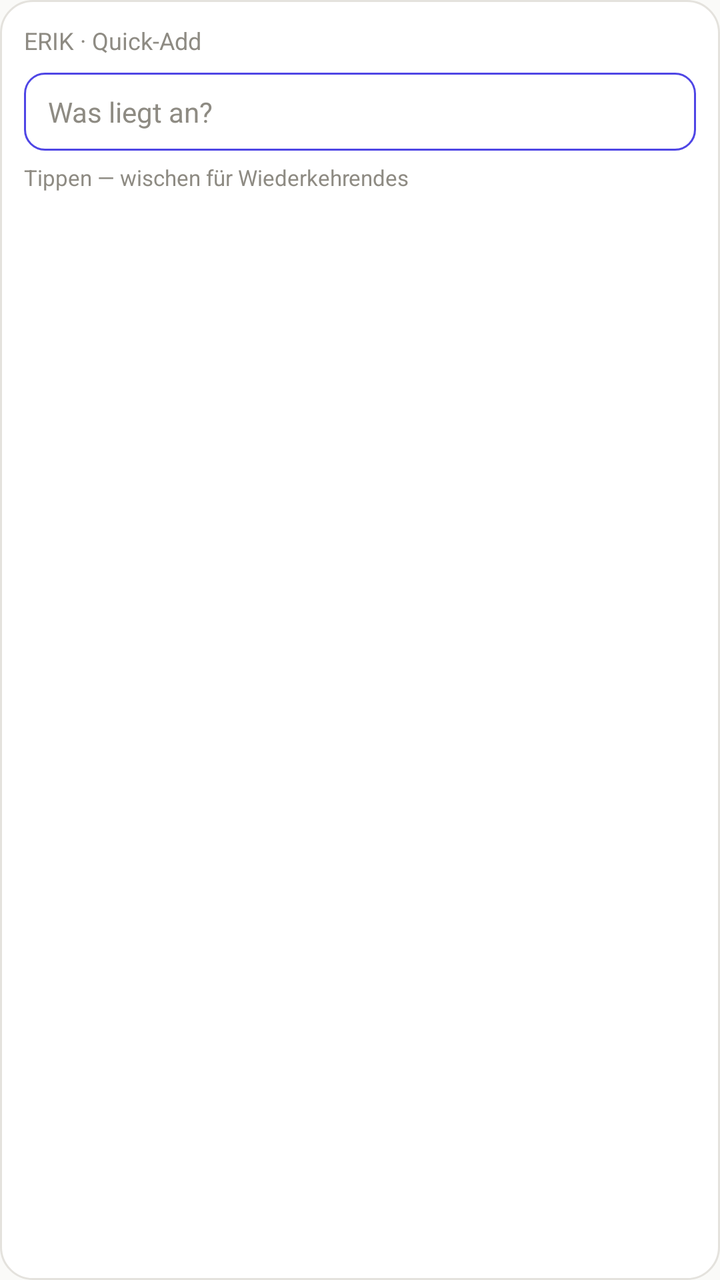
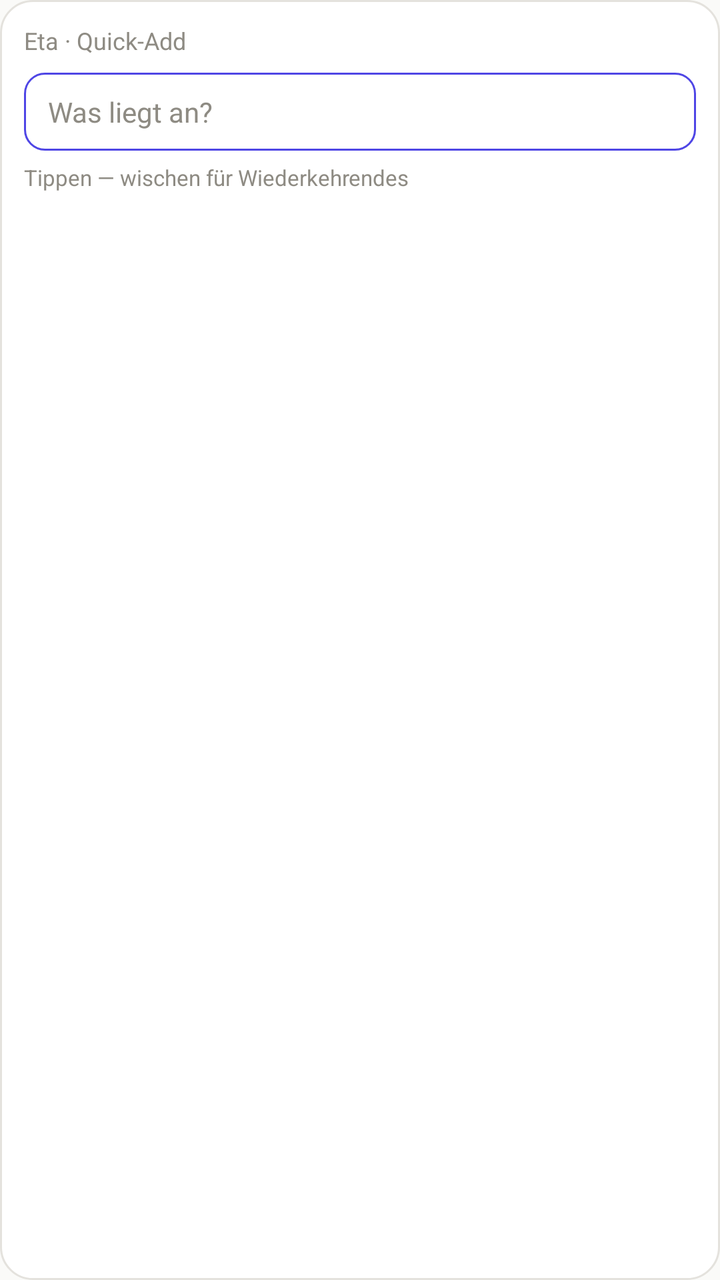

An Android layout rendered at two revisions. The XML below is the earlier revision; the diff shows what the commit changed to produce the second picture.
<!-- AndroidManifest.xml: application theme Theme.ERIK_Iteration_2 -->
<!-- res/layout/widget_quick_add.xml -->
<?xml version="1.0" encoding="utf-8"?>
<LinearLayout xmlns:android="http://schemas.android.com/apk/res/android"
    android:id="@+id/widget_root"
    android:layout_width="match_parent"
    android:layout_height="match_parent"
    android:background="@drawable/widget_background"
    android:orientation="vertical"
    android:padding="12dp">

    <TextView
        android:layout_width="match_parent"
        android:layout_height="wrap_content"
        android:text="@string/widget_quick_add_title"
        android:textColor="@color/erik_widget_muted"
        android:textSize="12sp"
        android:maxLines="1" />

    <TextView
        android:layout_width="match_parent"
        android:layout_height="wrap_content"
        android:layout_marginTop="8dp"
        android:background="@drawable/widget_field"
        android:paddingStart="12dp"
        android:paddingEnd="12dp"
        android:paddingTop="10dp"
        android:paddingBottom="10dp"
        android:text="@string/widget_quick_add_placeholder"
        android:textColor="@color/erik_widget_muted"
        android:textSize="14sp"
        android:maxLines="1"
        android:ellipsize="end" />

    <TextView
        android:layout_width="match_parent"
        android:layout_height="wrap_content"
        android:layout_marginTop="6dp"
        android:text="@string/widget_quick_add_hint"
        android:textColor="@color/erik_widget_muted"
        android:textSize="11sp"
        android:maxLines="1"
        android:ellipsize="end" />
</LinearLayout>
<!-- resources referenced by this layout -->
<resources>
  <color name="erik_widget_muted">#8E8B83</color>
  <!-- drawable widget_background (drawable) -->
  <?xml version="1.0" encoding="utf-8"?>
  <shape xmlns:android="http://schemas.android.com/apk/res/android"
      android:shape="rectangle">
      <solid android:color="@color/erik_widget_surface" />
      <stroke
          android:width="1dp"
          android:color="@color/erik_widget_border" />
      <corners android:radius="16dp" />
  </shape>
  <!-- drawable widget_field (drawable) -->
  <?xml version="1.0" encoding="utf-8"?>
  <shape xmlns:android="http://schemas.android.com/apk/res/android"
      android:shape="rectangle">
      <solid android:color="@color/erik_widget_surface" />
      <stroke
          android:width="1dp"
          android:color="@color/erik_widget_accent" />
      <corners android:radius="10dp" />
  </shape>
  <string name="widget_quick_add_hint">Tippen — wischen für Wiederkehrendes</string>
  <string name="widget_quick_add_placeholder">Was liegt an?</string>
  <string name="widget_quick_add_title">ERIK · Quick-Add</string>
  <style name="Theme.ERIK_Iteration_2" parent="android:Theme.Material.Light.NoActionBar">
          <item name="android:windowBackground">@color/erik_window_background</item>
      </style>
  <color name="erik_widget_surface">#FFFFFF</color>
  <color name="erik_widget_border">#E4E2DD</color>
  <color name="erik_widget_accent">#4F46E5</color>
  <color name="erik_window_background">#FAFAF8</color>
</resources>

<!-- the commit's change to res/layout/widget_quick_add.xml (unified diff, before → after) -->
@@ -8,14 +8,16 @@
     android:padding="12dp">
 
     <TextView
+        android:id="@+id/widget_title"
         android:layout_width="match_parent"
         android:layout_height="wrap_content"
         android:text="@string/widget_quick_add_title"
-        android:textColor="@color/erik_widget_muted"
+        android:textColor="@color/eta_widget_muted"
         android:textSize="12sp"
         android:maxLines="1" />
 
     <TextView
+        android:id="@+id/widget_field"
         android:layout_width="match_parent"
         android:layout_height="wrap_content"
         android:layout_marginTop="8dp"
@@ -25,17 +27,18 @@
         android:paddingTop="10dp"
         android:paddingBottom="10dp"
         android:text="@string/widget_quick_add_placeholder"
-        android:textColor="@color/erik_widget_muted"
+        android:textColor="@color/eta_widget_muted"
         android:textSize="14sp"
         android:maxLines="1"
         android:ellipsize="end" />
 
     <TextView
+        android:id="@+id/widget_hint"
         android:layout_width="match_parent"
         android:layout_height="wrap_content"
         android:layout_marginTop="6dp"
         android:text="@string/widget_quick_add_hint"
-        android:textColor="@color/erik_widget_muted"
+        android:textColor="@color/eta_widget_muted"
         android:textSize="11sp"
         android:maxLines="1"
         android:ellipsize="end" />
<!-- resource entries referenced after the edit -->
@@ -1,35 +1,35 @@
 <!-- resources referenced by this layout -->
 <resources>
-  <color name="erik_widget_muted">#8E8B83</color>
+  <color name="eta_widget_muted">#8E8B83</color>
   <!-- drawable widget_background (drawable) -->
   <?xml version="1.0" encoding="utf-8"?>
   <shape xmlns:android="http://schemas.android.com/apk/res/android"
       android:shape="rectangle">
-      <solid android:color="@color/erik_widget_surface" />
+      <solid android:color="@color/eta_widget_surface" />
       <stroke
           android:width="1dp"
-          android:color="@color/erik_widget_border" />
+          android:color="@color/eta_widget_border" />
       <corners android:radius="16dp" />
   </shape>
   <!-- drawable widget_field (drawable) -->
   <?xml version="1.0" encoding="utf-8"?>
   <shape xmlns:android="http://schemas.android.com/apk/res/android"
       android:shape="rectangle">
-      <solid android:color="@color/erik_widget_surface" />
+      <solid android:color="@color/eta_widget_surface" />
       <stroke
           android:width="1dp"
-          android:color="@color/erik_widget_accent" />
+          android:color="@color/eta_widget_accent" />
       <corners android:radius="10dp" />
   </shape>
   <string name="widget_quick_add_hint">Tippen — wischen für Wiederkehrendes</string>
   <string name="widget_quick_add_placeholder">Was liegt an?</string>
-  <string name="widget_quick_add_title">ERIK · Quick-Add</string>
-  <style name="Theme.ERIK_Iteration_2" parent="android:Theme.Material.Light.NoActionBar">
-          <item name="android:windowBackground">@color/erik_window_background</item>
+  <string name="widget_quick_add_title">Eta · Quick-Add</string>
+  <style name="Theme.Eta" parent="android:Theme.Material.Light.NoActionBar">
+          <item name="android:windowBackground">@color/eta_window_background</item>
       </style>
-  <color name="erik_widget_surface">#FFFFFF</color>
-  <color name="erik_widget_border">#E4E2DD</color>
-  <color name="erik_widget_accent">#4F46E5</color>
-  <color name="erik_window_background">#FAFAF8</color>
+  <color name="eta_widget_surface">#FFFFFF</color>
+  <color name="eta_widget_border">#E4E2DD</color>
+  <color name="eta_widget_accent">#4F46E5</color>
+  <color name="eta_window_background">#FAFAF8</color>
 </resources>
 
